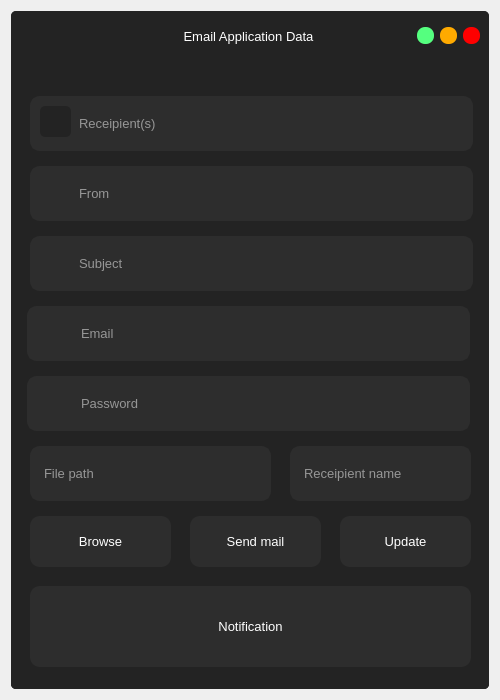
Qt form frontend/mail.ui (Android-Jester/iAttend) before a commit.
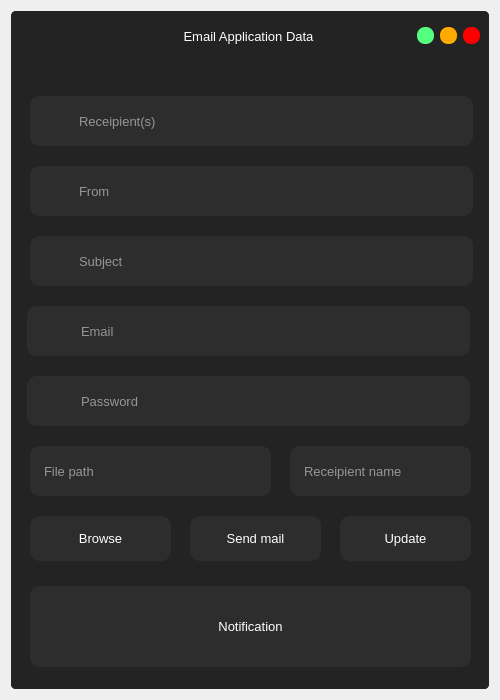
The same form after that commit. Icons and pictures are not drawn.

```diff
--- a/frontend/mail.ui
+++ b/frontend/mail.ui
@@ -252,6 +252,12 @@
          </item>
          <item>
           <widget class="QFrame" name="frame_4">
+           <property name="sizePolicy">
+            <sizepolicy hsizetype="Fixed" vsizetype="Fixed">
+             <horstretch>0</horstretch>
+             <verstretch>0</verstretch>
+            </sizepolicy>
+           </property>
            <property name="maximumSize">
             <size>
              <width>482</width>
@@ -267,6 +273,12 @@
            <layout class="QVBoxLayout" name="verticalLayout_3">
             <item>
              <widget class="QFrame" name="frame_5">
+              <property name="sizePolicy">
+               <sizepolicy hsizetype="Fixed" vsizetype="Fixed">
+                <horstretch>0</horstretch>
+                <verstretch>0</verstretch>
+               </sizepolicy>
+              </property>
               <property name="maximumSize">
                <size>
                 <width>464</width>
@@ -288,6 +300,9 @@
                  <height>31</height>
                 </rect>
                </property>
+               <property name="styleSheet">
+                <string notr="true">background-color: rgb(45, 45, 45);</string>
+               </property>
                <property name="text">
                 <string/>
                </property>
@@ -320,19 +335,19 @@
                  <x>10</x>
                  <y>170</y>
                  <width>443</width>
-                 <height>55</height>
+                 <height>50</height>
                 </rect>
                </property>
                <property name="minimumSize">
                 <size>
                  <width>443</width>
-                 <height>55</height>
+                 <height>50</height>
                 </size>
                </property>
                <property name="maximumSize">
                 <size>
                  <width>443</width>
-                 <height>55</height>
+                 <height>45</height>
                 </size>
                </property>
                <property name="font">
@@ -369,19 +384,19 @@
                  <x>7</x>
                  <y>310</y>
                  <width>443</width>
-                 <height>55</height>
+                 <height>50</height>
                 </rect>
                </property>
                <property name="minimumSize">
                 <size>
                  <width>443</width>
-                 <height>55</height>
+                 <height>50</height>
                 </size>
                </property>
                <property name="maximumSize">
                 <size>
                  <width>443</width>
-                 <height>55</height>
+                 <height>50</height>
                 </size>
                </property>
                <property name="font">
@@ -421,19 +436,19 @@
                  <x>270</x>
                  <y>380</y>
                  <width>181</width>
-                 <height>55</height>
+                 <height>50</height>
                 </rect>
                </property>
                <property name="minimumSize">
                 <size>
                  <width>0</width>
-                 <height>55</height>
+                 <height>50</height>
                 </size>
                </property>
                <property name="maximumSize">
                 <size>
                  <width>181</width>
-                 <height>55</height>
+                 <height>45</height>
                 </size>
                </property>
                <property name="font">
@@ -529,13 +544,19 @@
                  <x>170</x>
                  <y>450</y>
                  <width>131</width>
-                 <height>51</height>
+                 <height>45</height>
                 </rect>
                </property>
+               <property name="minimumSize">
+                <size>
+                 <width>0</width>
+                 <height>45</height>
+                </size>
+               </property>
                <property name="maximumSize">
                 <size>
                  <width>131</width>
-                 <height>51</height>
+                 <height>45</height>
                 </size>
                </property>
                <property name="font">
@@ -582,13 +603,19 @@
                  <x>10</x>
                  <y>450</y>
                  <width>141</width>
-                 <height>51</height>
+                 <height>45</height>
                 </rect>
                </property>
+               <property name="minimumSize">
+                <size>
+                 <width>0</width>
+                 <height>45</height>
+                </size>
+               </property>
                <property name="maximumSize">
                 <size>
                  <width>141</width>
-                 <height>51</height>
+                 <height>45</height>
                 </size>
                </property>
                <property name="font">
@@ -635,13 +662,19 @@
                  <x>320</x>
                  <y>450</y>
                  <width>131</width>
-                 <height>51</height>
+                 <height>45</height>
                 </rect>
                </property>
+               <property name="minimumSize">
+                <size>
+                 <width>0</width>
+                 <height>45</height>
+                </size>
+               </property>
                <property name="maximumSize">
                 <size>
                  <width>131</width>
-                 <height>51</height>
+                 <height>45</height>
                 </size>
                </property>
                <property name="font">
@@ -688,19 +721,19 @@
                  <x>7</x>
                  <y>240</y>
                  <width>443</width>
-                 <height>55</height>
+                 <height>50</height>
                 </rect>
                </property>
                <property name="minimumSize">
                 <size>
                  <width>443</width>
-                 <height>55</height>
+                 <height>50</height>
                 </size>
                </property>
                <property name="maximumSize">
                 <size>
                  <width>443</width>
-                 <height>55</height>
+                 <height>50</height>
                 </size>
                </property>
                <property name="font">
@@ -737,19 +770,19 @@
                  <x>10</x>
                  <y>380</y>
                  <width>241</width>
-                 <height>55</height>
+                 <height>50</height>
                 </rect>
                </property>
                <property name="minimumSize">
                 <size>
                  <width>0</width>
-                 <height>55</height>
+                 <height>50</height>
                 </size>
                </property>
                <property name="maximumSize">
                 <size>
                  <width>241</width>
-                 <height>55</height>
+                 <height>50</height>
                 </size>
                </property>
                <property name="font">
@@ -824,7 +857,7 @@
                  <x>10</x>
                  <y>100</y>
                  <width>443</width>
-                 <height>55</height>
+                 <height>50</height>
                 </rect>
                </property>
                <property name="sizePolicy">
@@ -836,13 +869,13 @@
                <property name="minimumSize">
                 <size>
                  <width>443</width>
-                 <height>55</height>
+                 <height>50</height>
                 </size>
                </property>
                <property name="maximumSize">
                 <size>
                  <width>443</width>
-                 <height>55</height>
+                 <height>45</height>
                 </size>
                </property>
                <property name="font">
@@ -879,7 +912,7 @@
                  <x>10</x>
                  <y>30</y>
                  <width>443</width>
-                 <height>55</height>
+                 <height>50</height>
                 </rect>
                </property>
                <property name="sizePolicy">
@@ -891,13 +924,13 @@
                <property name="minimumSize">
                 <size>
                  <width>443</width>
-                 <height>55</height>
+                 <height>50</height>
                 </size>
                </property>
                <property name="maximumSize">
                 <size>
                  <width>443</width>
-                 <height>55</height>
+                 <height>45</height>
                 </size>
                </property>
                <property name="font">
```
